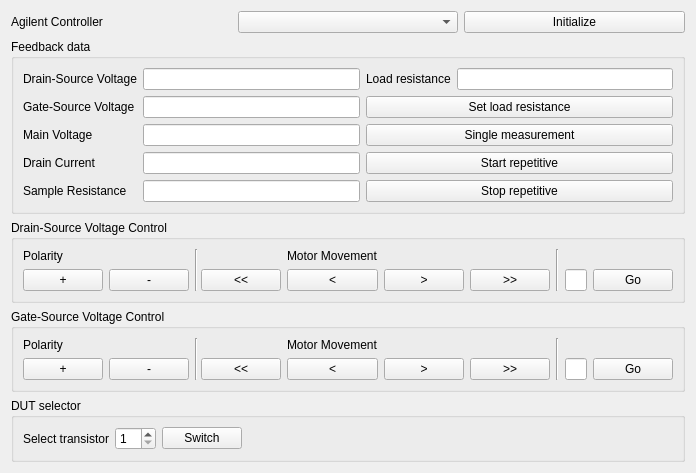
Qt form PyFANS/UI/UI_VoltageControl.ui (zigorrom/PyFANS) before a commit.
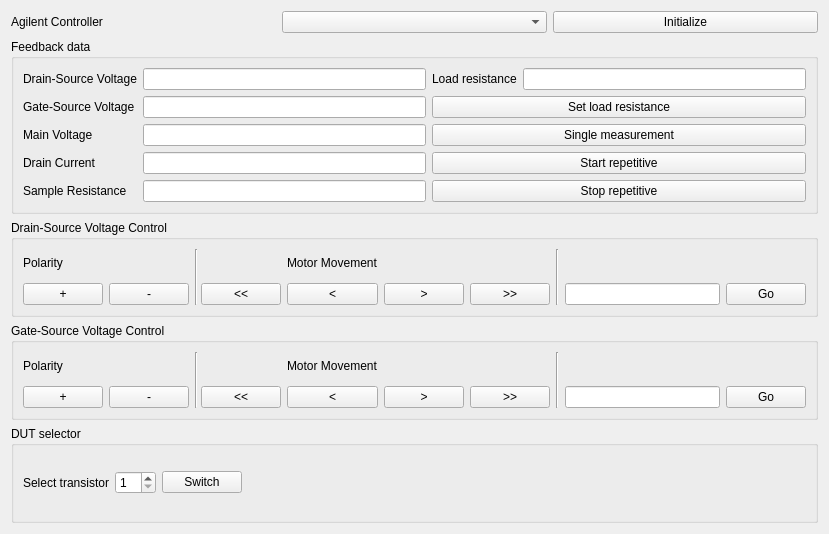
The same form after that commit.

```diff
--- a/PyFANS/UI/UI_VoltageControl.ui
+++ b/PyFANS/UI/UI_VoltageControl.ui
@@ -6,8 +6,8 @@
    <rect>
     <x>0</x>
     <y>0</y>
-    <width>686</width>
-    <height>439</height>
+    <width>829</width>
+    <height>534</height>
    </rect>
   </property>
   <property name="windowTitle">
```
Left out of the diff: 4 changed lines with no effect on the pictures.
